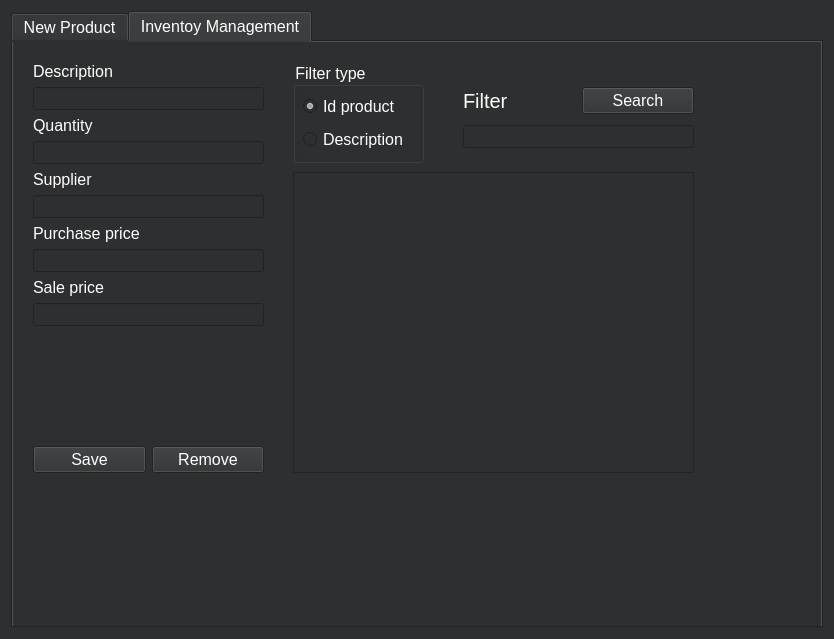
Qt form inventorymanagementwindow.ui (ThiagoServulo/InventoryAndSalesManagement) before a commit.
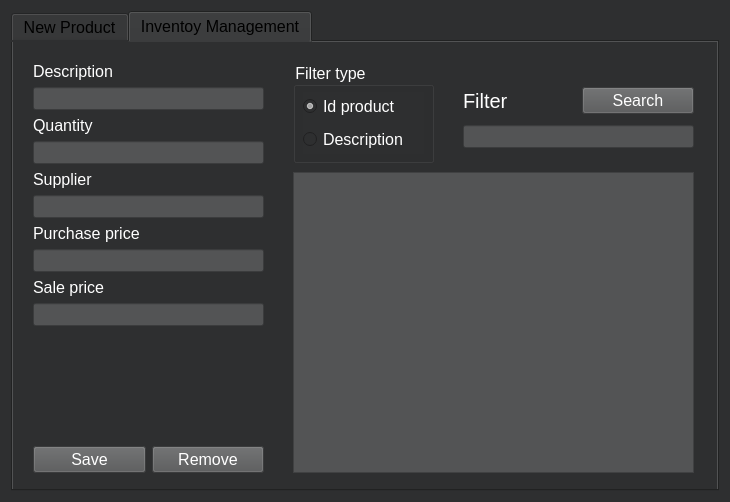
The same form after that commit. The open tabs and pages were chosen to show the change.

Commit message: Create fucntions to check is a valid product and clean tabs

What changed in the file:
```diff
--- a/inventorymanagementwindow.ui
+++ b/inventorymanagementwindow.ui
@@ -6,8 +6,8 @@
    <rect>
     <x>0</x>
     <y>0</y>
-    <width>834</width>
-    <height>639</height>
+    <width>730</width>
+    <height>502</height>
    </rect>
   </property>
   <property name="windowTitle">
@@ -26,8 +26,13 @@
        <pointsize>12</pointsize>
       </font>
      </property>
+     <property name="styleSheet">
+      <string notr="true">background:#2E2F30;
+color: #000000;
+</string>
+     </property>
      <property name="currentIndex">
-      <number>0</number>
+      <number>1</number>
      </property>
      <widget class="QWidget" name="tab_newProduct">
       <attribute name="title">
@@ -54,6 +59,9 @@
                 <pointsize>12</pointsize>
                </font>
               </property>
+              <property name="styleSheet">
+               <string notr="true">color : #FFFFFF</string>
+              </property>
               <property name="text">
                <string>ID Product</string>
               </property>
@@ -96,6 +104,9 @@
                 <pointsize>12</pointsize>
                </font>
               </property>
+              <property name="styleSheet">
+               <string notr="true">color : #FFFFFF</string>
+              </property>
               <property name="text">
                <string>Description</string>
               </property>
@@ -118,6 +129,9 @@
                   <pointsize>12</pointsize>
                  </font>
                 </property>
+                <property name="styleSheet">
+                 <string notr="true">color : #FFFFFF</string>
+                </property>
                 <property name="text">
                  <string>Purchase price</string>
                 </property>
@@ -147,6 +161,9 @@
                   <pointsize>12</pointsize>
                  </font>
                 </property>
+                <property name="styleSheet">
+                 <string notr="true">color : #FFFFFF</string>
+                </property>
                 <property name="text">
                  <string>Sale price</string>
                 </property>
@@ -180,6 +197,9 @@
                   <pointsize>12</pointsize>
                  </font>
                 </property>
+                <property name="styleSheet">
+                 <string notr="true">color : #FFFFFF</string>
+                </property>
                 <property name="text">
                  <string>Quantity</string>
                 </property>
@@ -209,6 +229,10 @@
                   <pointsize>12</pointsize>
                  </font>
                 </property>
+                <property name="styleSheet">
+                 <string notr="true">color : #FFFFFF
+</string>
+                </property>
                 <property name="text">
                  <string>Supplier</string>
                 </property>
@@ -289,27 +313,12 @@
       <attribute name="title">
        <string>Inventoy Management</string>
       </attribute>
-      <widget class="QTableWidget" name="tableWidget_inventoryManagement">
-       <property name="geometry">
-        <rect>
-         <x>280</x>
-         <y>130</y>
-         <width>401</width>
-         <height>301</height>
-        </rect>
-       </property>
-       <property name="font">
-        <font>
-         <pointsize>10</pointsize>
-        </font>
-       </property>
-      </widget>
       <widget class="QGroupBox" name="groupBox_inventoryManagement_filterType">
        <property name="geometry">
         <rect>
          <x>280</x>
          <y>20</y>
-         <width>131</width>
+         <width>141</width>
          <height>101</height>
         </rect>
        </property>
@@ -318,6 +327,9 @@
          <pointsize>12</pointsize>
         </font>
        </property>
+       <property name="styleSheet">
+        <string notr="true">color: #FFFFFF;</string>
+       </property>
        <property name="title">
         <string>Filter type</string>
        </property>
@@ -326,7 +338,7 @@
          <rect>
           <x>10</x>
           <y>30</y>
-          <width>111</width>
+          <width>121</width>
           <height>62</height>
          </rect>
         </property>
@@ -338,6 +350,9 @@
              <pointsize>12</pointsize>
             </font>
            </property>
+           <property name="styleSheet">
+            <string notr="true">color: #FFFFFF;</string>
+           </property>
            <property name="text">
             <string>Id product</string>
            </property>
@@ -353,6 +368,9 @@
              <pointsize>12</pointsize>
             </font>
            </property>
+           <property name="styleSheet">
+            <string notr="true">color: #FFFFFF;</string>
+           </property>
            <property name="text">
             <string>Description</string>
            </property>
@@ -380,6 +398,9 @@
               <pointsize>12</pointsize>
              </font>
             </property>
+            <property name="styleSheet">
+             <string notr="true">color : #FFFFFF</string>
+            </property>
             <property name="text">
              <string>Description</string>
             </property>
@@ -392,6 +413,10 @@
               <pointsize>10</pointsize>
              </font>
             </property>
+            <property name="styleSheet">
+             <string notr="true">background:#535455;
+color: #FFFFFF;</string>
+            </property>
            </widget>
           </item>
          </layout>
@@ -405,6 +430,9 @@
               <pointsize>12</pointsize>
              </font>
             </property>
+            <property name="styleSheet">
+             <string notr="true">color: #FFFFFF;</string>
+            </property>
             <property name="text">
              <string>Quantity</string>
             </property>
@@ -417,6 +445,10 @@
               <pointsize>10</pointsize>
              </font>
             </property>
+            <property name="styleSheet">
+             <string notr="true">background:#535455;
+color: #FFFFFF;</string>
+            </property>
            </widget>
           </item>
          </layout>
@@ -430,6 +462,9 @@
               <pointsize>12</pointsize>
              </font>
             </property>
+            <property name="styleSheet">
+             <string notr="true">color: #FFFFFF;</string>
+            </property>
             <property name="text">
              <string>Supplier</string>
             </property>
@@ -442,6 +477,10 @@
               <pointsize>10</pointsize>
              </font>
             </property>
+            <property name="styleSheet">
+             <string notr="true">background:#535455;
+color: #FFFFFF;</string>
+            </property>
            </widget>
           </item>
          </layout>
@@ -455,6 +494,9 @@
               <pointsize>12</pointsize>
              </font>
             </property>
+            <property name="styleSheet">
+             <string notr="true">color: #FFFFFF;</string>
+            </property>
             <property name="text">
              <string>Purchase price</string>
             </property>
@@ -467,6 +509,10 @@
               <pointsize>10</pointsize>
              </font>
             </property>
+            <property name="styleSheet">
+             <string notr="true">background:#535455;
+color: #FFFFFF;</string>
+            </property>
            </widget>
           </item>
          </layout>
@@ -480,6 +526,9 @@
               <pointsize>12</pointsize>
              </font>
             </property>
+            <property name="styleSheet">
+             <string notr="true">color: #FFFFFF;</string>
+            </property>
             <property name="text">
              <string>Sale price</string>
             </property>
@@ -492,6 +541,10 @@
               <pointsize>10</pointsize>
              </font>
             </property>
+            <property name="styleSheet">
+             <string notr="true">background:#535455;
+color: #FFFFFF;</string>
+            </property>
            </widget>
           </item>
           <item>
@@ -518,6 +571,10 @@
               <pointsize>12</pointsize>
              </font>
             </property>
+            <property name="styleSheet">
+             <string notr="true">background:#535455;
+color: #FFFFFF;</string>
+            </property>
             <property name="text">
              <string>Save</string>
             </property>
@@ -530,6 +587,10 @@
               <pointsize>12</pointsize>
              </font>
             </property>
+            <property name="styleSheet">
+             <string notr="true">background:#535455;
+color: #FFFFFF;</string>
+            </property>
             <property name="text">
              <string>Remove</string>
             </property>
@@ -558,6 +619,9 @@
               <pointsize>15</pointsize>
              </font>
             </property>
+            <property name="styleSheet">
+             <string notr="true">color: #FFFFFF;</string>
+            </property>
             <property name="text">
              <string>Filter</string>
             </property>
@@ -570,6 +634,10 @@
               <pointsize>12</pointsize>
              </font>
             </property>
+            <property name="styleSheet">
+             <string notr="true">background:#535455;
+color: #FFFFFF;</string>
+            </property>
             <property name="text">
              <string>Search</string>
             </property>
@@ -584,10 +652,50 @@
             <pointsize>10</pointsize>
            </font>
           </property>
+          <property name="styleSheet">
+           <string notr="true">background:#535455;
+color: #FFFFFF;</string>
+          </property>
          </widget>
         </item>
        </layout>
       </widget>
+      <widget class="QGroupBox" name="groupBox">
+       <property name="geometry">
+        <rect>
+         <x>280</x>
+         <y>130</y>
+         <width>401</width>
+         <height>301</height>
+        </rect>
+       </property>
+       <property name="styleSheet">
+        <string notr="true">background:#535455;
+color: #FFFFFF;</string>
+       </property>
+       <property name="title">
+        <string/>
+       </property>
+       <widget class="QTableWidget" name="tableWidget_inventoryManagement">
+        <property name="geometry">
+         <rect>
+          <x>0</x>
+          <y>0</y>
+          <width>401</width>
+          <height>301</height>
+         </rect>
+        </property>
+        <property name="font">
+         <font>
+          <pointsize>10</pointsize>
+         </font>
+        </property>
+        <property name="styleSheet">
+         <string notr="true">background:#535455;
+color: #FFFFFF;</string>
+        </property>
+       </widget>
+      </widget>
      </widget>
     </widget>
    </item>
```
The commit also changes 2 other files.
